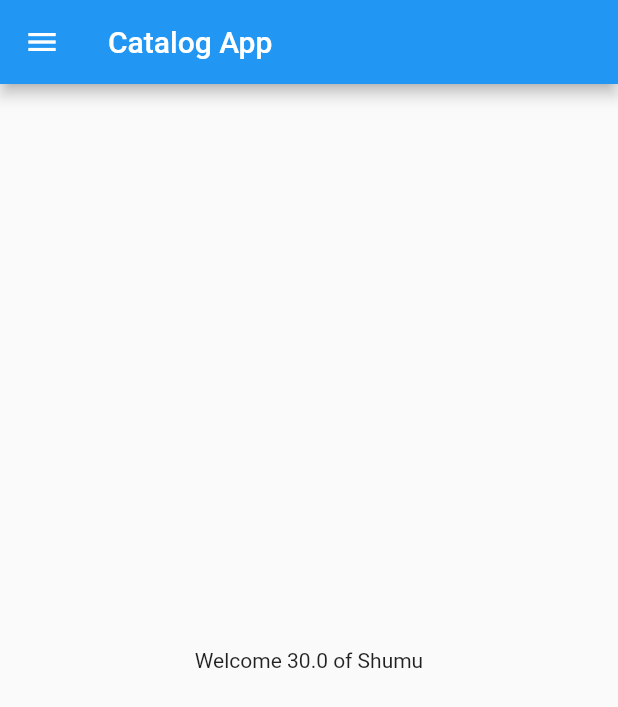
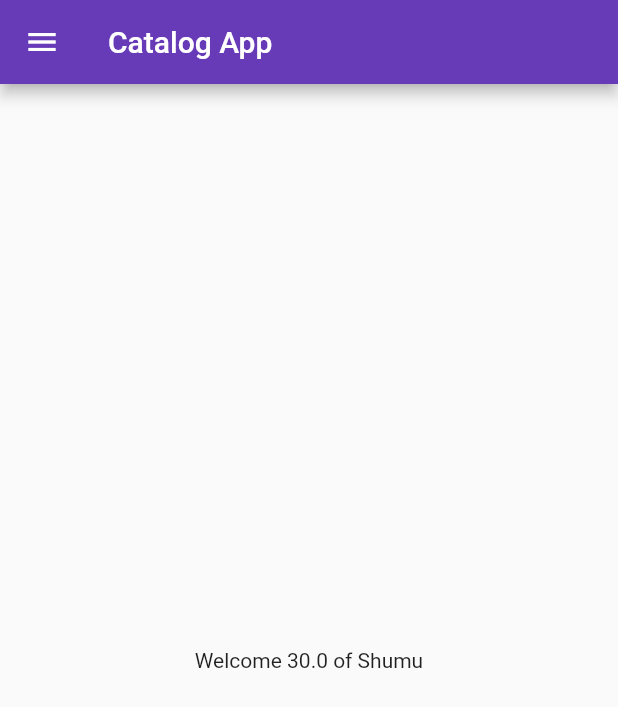
Before and after one commit to Sohambruh/FlutterTutorial, a Flutter app: the screen it shows after launch, on a phone screen of 412 x 824 dp. Shown: the top 707 px of the screen. Run offline on Flutter 3.47's test engine with Material 2 defaults, Android fonts, the phone set to English and light mode, and no system bars.

Commit message:
Day 3 completed

```diff
--- a/lib/main.dart
+++ b/lib/main.dart
@@ -1,122 +1,6 @@
-// import 'package:flutter/material.dart';
-
-// void main() {
-//   runApp(const MyApp());
-// }
-
-// class MyApp extends StatelessWidget {
-//   const MyApp({Key? key}) : super(key: key);
-
-//   // This widget is the root of your application.
-//   @override
-//   Widget build(BuildContext context) {
-//     return MaterialApp(
-//       title: 'Flutter Demo',
-//       theme: ThemeData(
-//         // This is the theme of your application.
-//         //
-//         // Try running your application with "flutter run". You'll see the
-//         // application has a blue toolbar. Then, without quitting the app, try
-//         // changing the primarySwatch below to Colors.green and then invoke
-//         // "hot reload" (press "r" in the console where you ran "flutter run",
-//         // or simply save your changes to "hot reload" in a Flutter IDE).
-//         // Notice that the counter didn't reset back to zero; the application
-//         // is not restarted.
-//         primarySwatch: Colors.red,
-//       ),
-//       home: const MyHomePage(title: 'I love mah laad sahab'),
-//     );
-//   }
-// }
-
-// class MyHomePage extends StatefulWidget {
-//   const MyHomePage({Key? key, required this.title}) : super(key: key);
-
-//   // This widget is the home page of your application. It is stateful, meaning
-//   // that it has a State object (defined below) that contains fields that affect
-//   // how it looks.
-
-//   // This class is the configuration for the state. It holds the values (in this
-//   // case the title) provided by the parent (in this case the App widget) and
-//   // used by the build method of the State. Fields in a Widget subclass are
-//   // always marked "final".
-
-//   final String title;
-
-//   @override
-//   State<MyHomePage> createState() => _MyHomePageState();
-// }
-
-// class _MyHomePageState extends State<MyHomePage> {
-//   int _counter = 0;
-
-//   void _incrementCounter() {
-//     setState(() {
-//       // This call to setState tells the Flutter framework that something has
-//       // changed in this State, which causes it to rerun the build method below
-//       // so that the display can reflect the updated values. If we changed
-//       // _counter without calling setState(), then the build method would not be
-//       // called again, and so nothing would appear to happen.
-//       _counter++;
-//     });
-//   }
-
-//   @override
-//   Widget build(BuildContext context) {
-//     // This method is rerun every time setState is called, for instance as done
-//     // by the _incrementCounter method above.
-//     //
-//     // The Flutter framework has been optimized to make rerunning build methods
-//     // fast, so that you can just rebuild anything that needs updating rather
-//     // than having to individually change instances of widgets.
-//     return Scaffold(
-//       appBar: AppBar(
-//         // Here we take the value from the MyHomePage object that was created by
-//         // the App.build method, and use it to set our appbar title.
-//         title: Text(widget.title),
-//       ),
-//       body: Center(
-//         // Center is a layout widget. It takes a single child and positions it
-//         // in the middle of the parent.
-//         child: Column(
-//           // Column is also a layout widget. It takes a list of children and
-//           // arranges them vertically. By default, it sizes itself to fit its
-//           // children horizontally, and tries to be as tall as its parent.
-//           //
-//           // Invoke "debug painting" (press "p" in the console, choose the
-//           // "Toggle Debug Paint" action from the Flutter Inspector in Android
-//           // Studio, or the "Toggle Debug Paint" command in Visual Studio Code)
-//           // to see the wireframe for each widget.
-//           //
-//           // Column has various properties to control how it sizes itself and
-//           // how it positions its children. Here we use mainAxisAlignment to
-//           // center the children vertically; the main axis here is the vertical
-//           // axis because Columns are vertical (the cross axis would be
-//           // horizontal).
-//           mainAxisAlignment: MainAxisAlignment.center,
-//           children: <Widget>[
-//             const Text(
-//               'You have pushed the button this many times:',
-//             ),
-//             Text(
-//               '$_counter',
-//               style: Theme.of(context).textTheme.headline4,
-//             ),
-//           ],
-//         ),
-//       ),
-//       floatingActionButton: FloatingActionButton(
-//         onPressed: _incrementCounter,
-//         tooltip: 'Increment',
-//         child: const Icon(Icons.add),
-//       ), // This trailing comma makes auto-formatting nicer for build methods.
-//     );
-//   }
-// }
-
 import 'package:flutter/material.dart';
-
-import 'home_page.dart';
+import 'package:flutter_catalog/pages/home_page.dart';
+import 'package:flutter_catalog/pages/login_page.dart';
 
 void main() {
   runApp(myApp());
@@ -126,8 +10,26 @@ class myApp extends StatelessWidget {
   @override
   Widget build(BuildContext context) {
     // can make additions to final list, not const
+    bringVeg(bag: true, rupees: 10);
     return MaterialApp(
-      home: HomePage(),
+      // home: HomePage(),
+      themeMode: ThemeMode.light,
+      theme: ThemeData(primarySwatch: Colors.deepPurple),
+      darkTheme: ThemeData(
+        brightness: Brightness.dark,
+      ),
+      // "/" means home route. Will clash with
+      // line 15. So keep only one of the two.
+      initialRoute: "/home",
+      routes: {
+        "/": (context) => LoginPage(),
+        "/home": (context) => HomePage(),
+        "/login": (context) => LoginPage()
+      },
     );
   }
+
+  bringVeg({required bool bag, int rupees = 100}) {
+    // args in curly braces are by default optional
+  }
 }
```
Also changed, not shown: lib/pages/login_page.dart (added, +15 -0 lines), lib/pages/home_page.dart (renamed from lib/home_page.dart).
